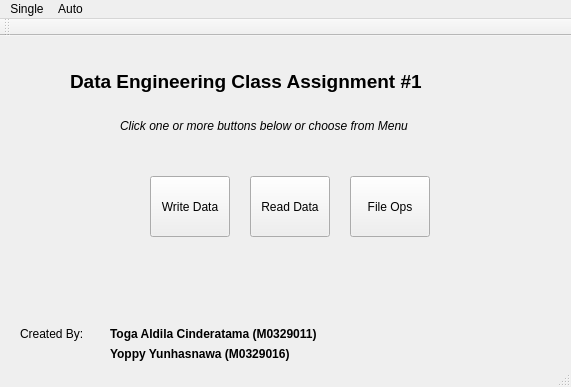
Above: DEExp/mainwindow.ui from yunhasnawa/DEExp before the change. Below: the same form after it.
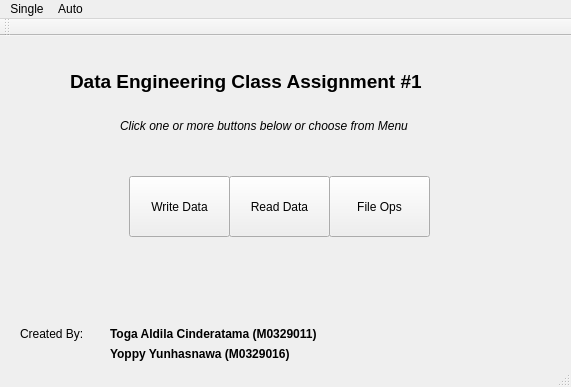
That is the form after the change.

```diff
--- a/DEExp/mainwindow.ui
+++ b/DEExp/mainwindow.ui
@@ -17,9 +17,9 @@
    <widget class="QPushButton" name="pbWriteData">
     <property name="geometry">
      <rect>
-      <x>150</x>
+      <x>129</x>
       <y>140</y>
-      <width>80</width>
+      <width>101</width>
       <height>61</height>
      </rect>
     </property>
@@ -30,9 +30,9 @@
    <widget class="QPushButton" name="pbReadData">
     <property name="geometry">
      <rect>
-      <x>250</x>
+      <x>229</x>
       <y>140</y>
-      <width>80</width>
+      <width>101</width>
       <height>61</height>
      </rect>
     </property>
@@ -43,9 +43,9 @@
    <widget class="QPushButton" name="pbFileOps">
     <property name="geometry">
      <rect>
-      <x>350</x>
+      <x>329</x>
       <y>140</y>
-      <width>80</width>
+      <width>101</width>
       <height>61</height>
      </rect>
     </property>
```
Left out of the diff: 2 changed lines with no effect on the pictures.
